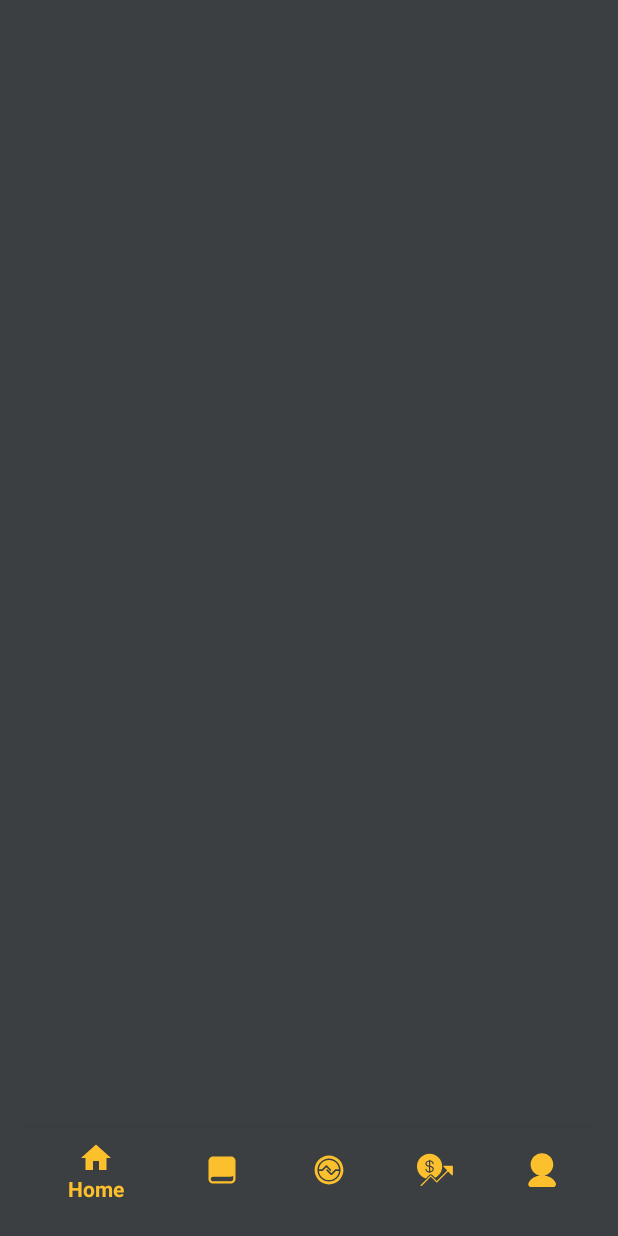
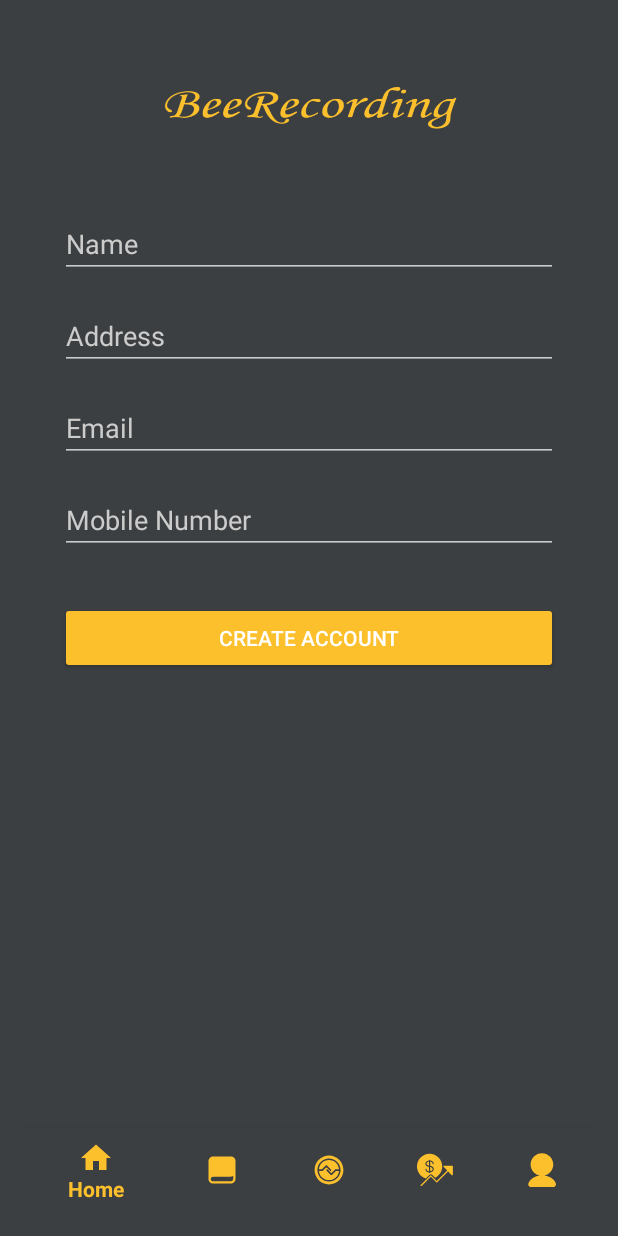
Before and after one commit to JaydenNatsume/BeeRecording, an Android app: the fragment FragmentInformation placed in its activity, on a phone screen of 412 x 824 dp. Run offline under Robolectric (Android 15) with nearby library versions, the phone set to English and light mode, and no system bars.

Commit message:
Change the information page.

```diff
--- a/app/src/main/res/layout/fragment_information.xml
+++ b/app/src/main/res/layout/fragment_information.xml
@@ -1,6 +1,118 @@
 <?xml version="1.0" encoding="utf-8"?>
-<android.support.constraint.ConstraintLayout
-    xmlns:android="http://schemas.android.com/apk/res/android" android:layout_width="match_parent"
-    android:layout_height="match_parent">
+<ScrollView
+    xmlns:android="http://schemas.android.com/apk/res/android"
+    android:layout_width="fill_parent"
+    android:layout_height="fill_parent"
+    android:fitsSystemWindows="true">
 
-</android.support.constraint.ConstraintLayout>
+    <RelativeLayout
+        android:id="@+id/relativeLayout"
+        android:layout_width="match_parent"
+        android:layout_height="wrap_content"
+        android:clickable="true"
+        android:focusable="true"
+        android:focusableInTouchMode="true">
+        <LinearLayout
+            android:orientation="vertical"
+            android:layout_width="match_parent"
+            android:layout_height="wrap_content"
+            android:paddingTop="20dp"
+            android:paddingLeft="24dp"
+            android:paddingRight="24dp">
+
+            <ImageView android:src="@drawable/logo_v4"
+                android:layout_width="wrap_content"
+                android:layout_height="72dp"
+                android:layout_marginBottom="24dp"
+                android:layout_gravity="center_horizontal" />
+
+            <!-- Name Label -->
+            <LinearLayout
+                android:id="@+id/textInputLayoutName"
+                android:layout_width="match_parent"
+                android:layout_height="wrap_content"
+                android:layout_marginTop="8dp"
+                android:layout_marginBottom="8dp">
+
+                <EditText android:id="@+id/input_name"
+                    android:layout_width="match_parent"
+                    android:layout_height="wrap_content"
+                    android:inputType="textPersonName"
+                    android:hint="Name" />
+
+            </LinearLayout>
+
+            <!-- Address Label -->
+            <LinearLayout
+                android:id="@+id/textInputLayoutAddress"
+                android:layout_width="match_parent"
+                android:layout_height="wrap_content"
+                android:layout_marginTop="8dp"
+                android:layout_marginBottom="8dp">
+
+                <EditText android:id="@+id/input_address"
+                    android:layout_width="match_parent"
+                    android:layout_height="wrap_content"
+                    android:inputType="textPostalAddress"
+                    android:hint="Address" />
+
+            </LinearLayout>
+
+
+
+            <!--  Email Label -->
+            <LinearLayout
+                android:id="@+id/textInputLayoutEmail"
+                android:layout_width="match_parent"
+                android:layout_height="wrap_content"
+                android:layout_marginTop="8dp"
+                android:layout_marginBottom="8dp">
+
+                <EditText android:id="@+id/input_email"
+                    android:layout_width="match_parent"
+                    android:layout_height="wrap_content"
+                    android:inputType="textEmailAddress"
+                    android:hint="Email" />
+
+            </LinearLayout>
+
+
+            <!-- mobile number -->
+            <LinearLayout
+                android:id="@+id/textInputLayoutMobile"
+                android:layout_width="match_parent"
+                android:layout_height="wrap_content"
+                android:layout_marginTop="8dp"
+                android:layout_marginBottom="8dp">
+
+                <EditText android:id="@+id/input_mobile"
+                    android:layout_width="match_parent"
+                    android:layout_height="wrap_content"
+                    android:inputType="number"
+                    android:hint="Mobile Number" />
+
+            </LinearLayout>
+
+            <!-- Signup Button -->
+            <android.support.v7.widget.AppCompatButton
+                android:id="@+id/btn_signup"
+                android:layout_width="fill_parent"
+                android:layout_height="wrap_content"
+                android:layout_marginTop="24dp"
+                android:layout_marginBottom="24dp"
+                android:padding="12dp"
+                android:text="Create Account"/>
+
+            <ProgressBar
+                android:layout_gravity="center_horizontal"
+                android:id="@+id/progressbar"
+                android:layout_marginTop="10dp"
+                android:layout_width="wrap_content"
+                android:layout_height="wrap_content"
+                android:indeterminateDrawable="@drawable/progressbar"
+                android:visibility="gone"/>
+
+        </LinearLayout>
+    </RelativeLayout>
+
+</ScrollView>
```
Also changed, not shown: 1 other file.
